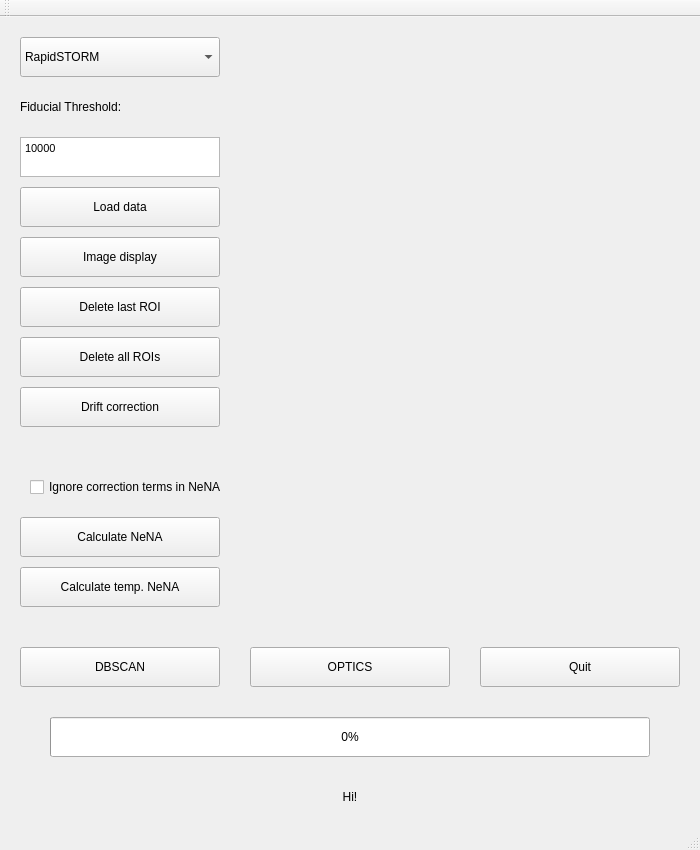
The window that dialog.ui (BTurkowyd/DrCorr) describes before a commit, drawn with Qt 5.
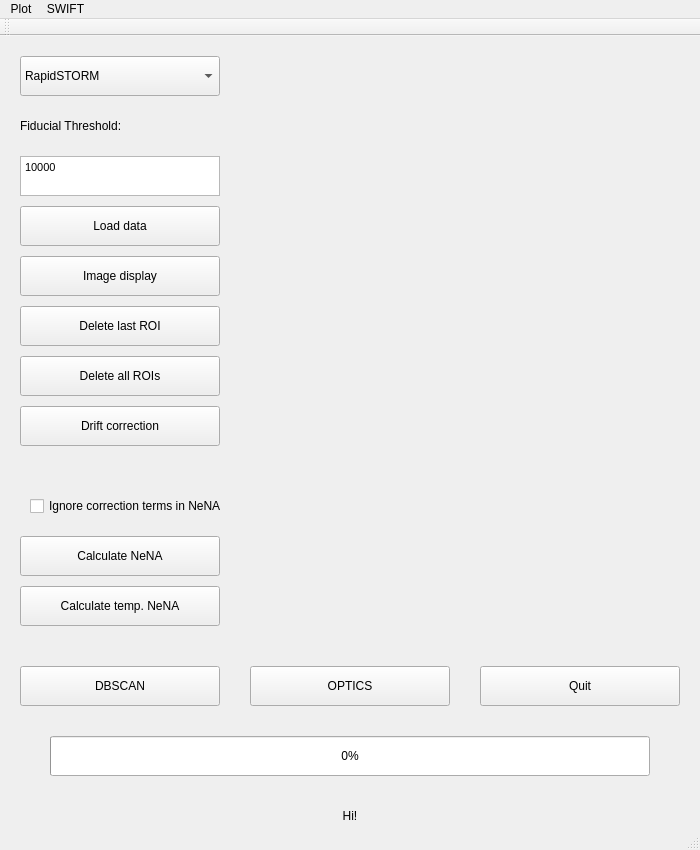
The same window after the commit.

Commit message: swift wrapper, first adjustments

```diff
--- a/dialog.ui
+++ b/dialog.ui
@@ -279,6 +279,22 @@
      <height>22</height>
     </rect>
    </property>
+   <widget class="QMenu" name="menuPlot">
+    <property name="title">
+     <string>Plot</string>
+    </property>
+    <addaction name="actionBefore_correction"/>
+    <addaction name="actionAfter_correction"/>
+    <addaction name="actionBEfire_and_after_correction"/>
+   </widget>
+   <widget class="QMenu" name="menuSWIFT">
+    <property name="title">
+     <string>SWIFT</string>
+    </property>
+    <addaction name="actionRun_SWIFT"/>
+   </widget>
+   <addaction name="menuPlot"/>
+   <addaction name="menuSWIFT"/>
   </widget>
   <widget class="QStatusBar" name="statusbar"/>
   <widget class="QToolBar" name="toolBar">
```
Left out of the diff: 20 changed lines with no effect on the pictures. The commit also changes 9 other files.
